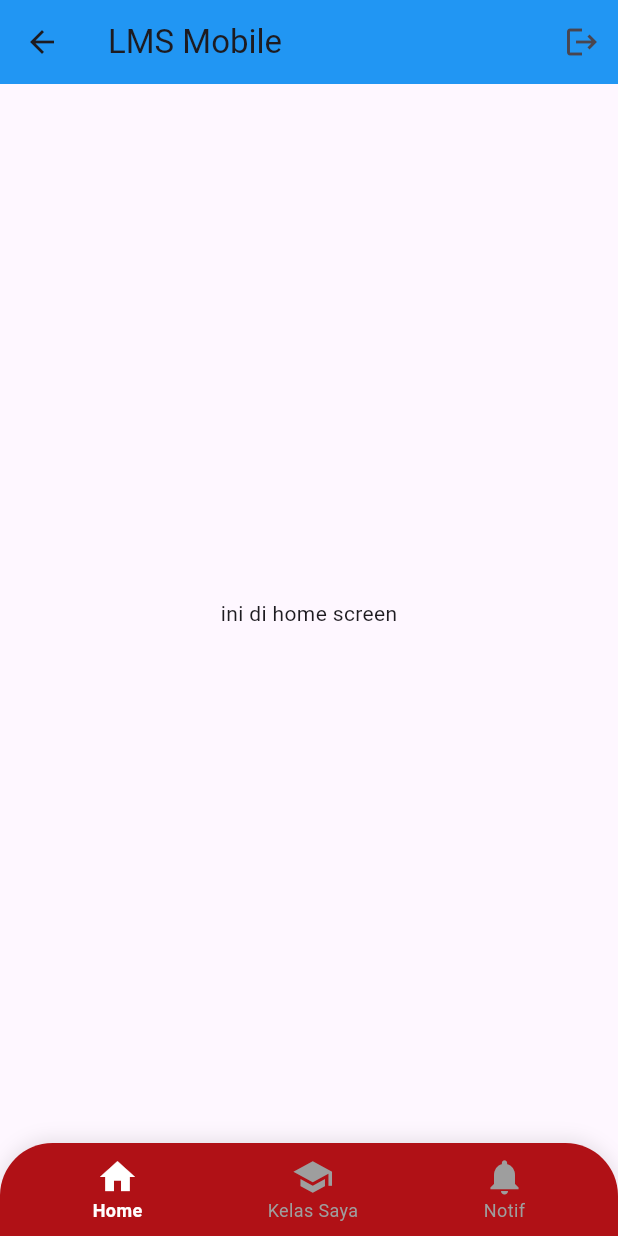
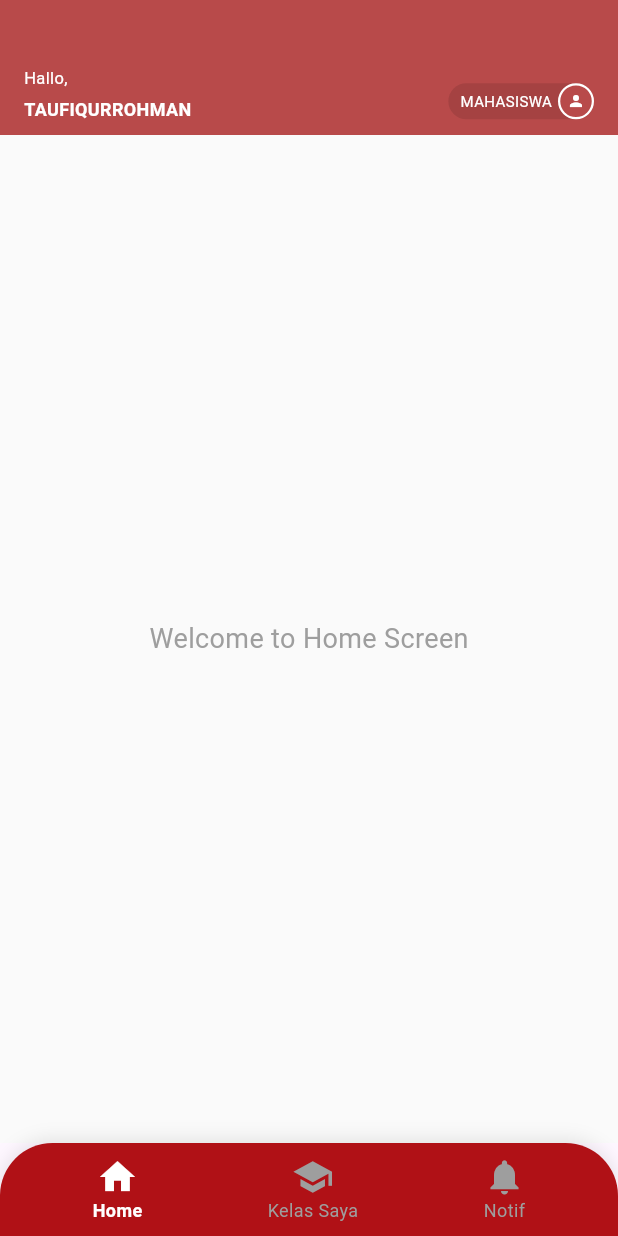
Before and after one commit to Taufiqurrohman58/mls_mobile, a Flutter app: the MainScreen screen opened by its route, on a phone screen of 412 x 824 dp. Run offline on Flutter 3.47's test engine with Material 3 defaults, Android fonts, the phone set to English and light mode, and no system bars.

Commit message:
menambahkan atau desain bagian header di halaman home

```diff
--- a/lib/screens/home_screen.dart
+++ b/lib/screens/home_screen.dart
@@ -6,9 +6,100 @@ class HomeScreen extends StatelessWidget {
   @override
   Widget build(BuildContext context) {
     return Scaffold(
-      body: Center(
-        child: Text('ini di home screen')
-      )
+      body: Column(
+        children: [
+          Container(
+            height: 90,
+            color: const Color(0xFFB84A4A),
+            padding: const EdgeInsets.symmetric(horizontal: 16),
+            child: Row(
+              mainAxisAlignment: MainAxisAlignment.spaceBetween,
+              crossAxisAlignment: CrossAxisAlignment.center,
+              children: [
+                Column(
+                  crossAxisAlignment: CrossAxisAlignment.start,
+                  mainAxisAlignment: MainAxisAlignment.center,
+                  children: [
+                    Container(
+                      margin: const EdgeInsets.only(top: 35),
+                      child: const Text(
+                        'Hallo,',
+                        style: TextStyle(
+                          color: Colors.white,
+                          fontSize: 11,
+                          fontWeight: FontWeight.normal,
+                        ),
+                      ),
+                    ),
+                    const SizedBox(height: 4),
+                    const Text(
+                      'TAUFIQURROHMAN',
+                      style: TextStyle(
+                        color: Colors.white,
+                        fontSize: 12,
+                        fontWeight: FontWeight.bold,
+                      ),
+                    ),
+                  ],
+                ),
+                Container(
+                  margin: const EdgeInsets.only(top: 45),
+                  child: Stack(
+                    alignment: Alignment.centerRight,
+                    children: [
+                      Container(
+                        padding: const EdgeInsets.only(
+                          left: 8,
+                          top: 5,
+                          bottom: 5,
+                          right: 28,
+                        ),
+                        decoration: BoxDecoration(
+                          color: const Color(0xFFA04040).withOpacity(0.8),
+                          borderRadius: BorderRadius.circular(25),
+                        ),
+                        child: const Text(
+                          'MAHASISWA',
+                          style: TextStyle(
+                            color: Colors.white,
+                            fontSize: 10,
+                          ),
+                        ),
+                      ),
+                      Container(
+                        margin: const EdgeInsets.only(left: 8),
+                        width: 24,
+                        height: 24,
+                        decoration: BoxDecoration(
+                          color: const Color(0xFFB84A4A),
+                          shape: BoxShape.circle,
+                          border: Border.all(color: Colors.white, width: 1.5),
+                        ),
+                        child: const Icon(
+                          Icons.person,
+                          size: 12,
+                          color: Colors.white,
+                        ),
+                      ),
+                    ],
+                  ),
+                )
+              ],
+            ),
+          ),
+          Expanded(
+            child: Container(
+              color: Colors.grey[50],
+              child: const Center(
+                child: Text(
+                  'Welcome to Home Screen',
+                  style: TextStyle(fontSize: 18, color: Colors.grey),
+                ),
+              ),
+            ),
+          ),
+        ],
+      ),
     );
   }
 }
--- a/lib/screens/main_screen.dart
+++ b/lib/screens/main_screen.dart
@@ -52,18 +52,6 @@ class _MainScreenState extends State<MainScreen> {
   @override
   Widget build(BuildContext context) {
     return Scaffold(
-      appBar: AppBar(
-        title: const Text('LMS Mobile'),
-        backgroundColor: Colors.blue,
-        actions: [
-          IconButton(
-            icon: const Icon(Icons.logout),
-            onPressed: () {
-              Navigator.pushReplacementNamed(context, '/login');
-            },
-          ),
-        ],
-      ),
       body: _widgetOptions.elementAt(_selectedIndex),
       bottomNavigationBar: Container(
         height: 62,
```
